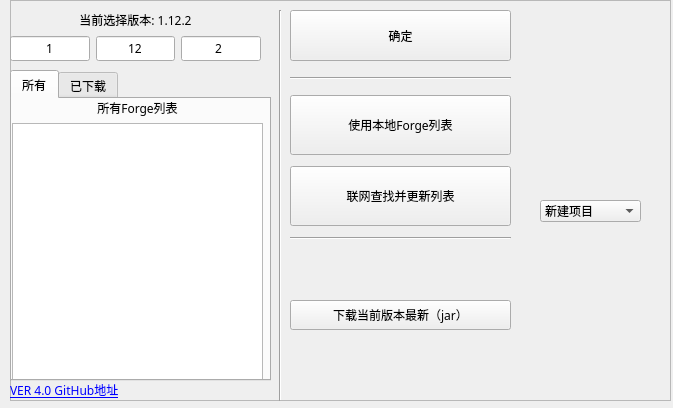
First picture: the form in mgf_qt_ui/ui_xml/mgf_main.ui, repository Trisuborn/MinecraftGetForge, before the edit.
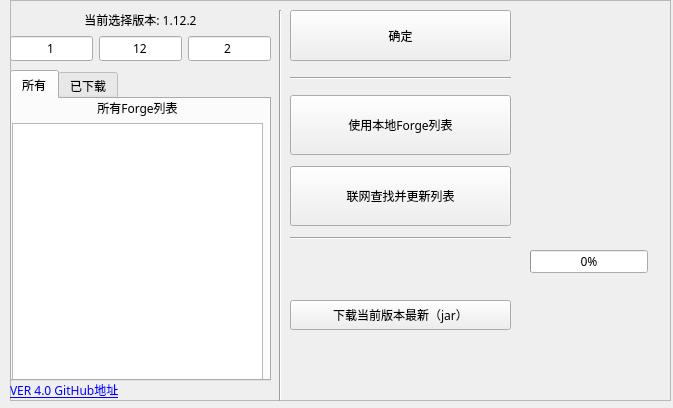
Second picture: the form after the edit.

Diff of the .ui file:
```diff
--- a/mgf_qt_ui/ui_xml/mgf_main.ui
+++ b/mgf_qt_ui/ui_xml/mgf_main.ui
@@ -68,7 +68,7 @@
       <rect>
        <x>0</x>
        <y>10</y>
-       <width>251</width>
+       <width>261</width>
        <height>51</height>
       </rect>
      </property>
@@ -456,30 +456,24 @@
       <enum>Qt::Horizontal</enum>
      </property>
     </widget>
-    <widget class="QComboBox" name="comboBox">
+    <widget class="QProgressBar" name="progress_bar">
      <property name="geometry">
       <rect>
-       <x>530</x>
-       <y>200</y>
-       <width>101</width>
-       <height>22</height>
+       <x>520</x>
+       <y>250</y>
+       <width>118</width>
+       <height>23</height>
       </rect>
      </property>
-     <item>
-      <property name="text">
-       <string>新建项目</string>
-      </property>
-     </item>
-     <item>
-      <property name="text">
-       <string>新建项目</string>
-      </property>
-     </item>
-     <item>
-      <property name="text">
-       <string>新建项目</string>
-      </property>
-     </item>
+     <property name="value">
+      <number>0</number>
+     </property>
+     <property name="alignment">
+      <set>Qt::AlignCenter</set>
+     </property>
+     <property name="textDirection">
+      <enum>QProgressBar::TopToBottom</enum>
+     </property>
     </widget>
    </widget>
   </widget>
```
Left out of the diff: 2 changed lines with no effect on the pictures.
